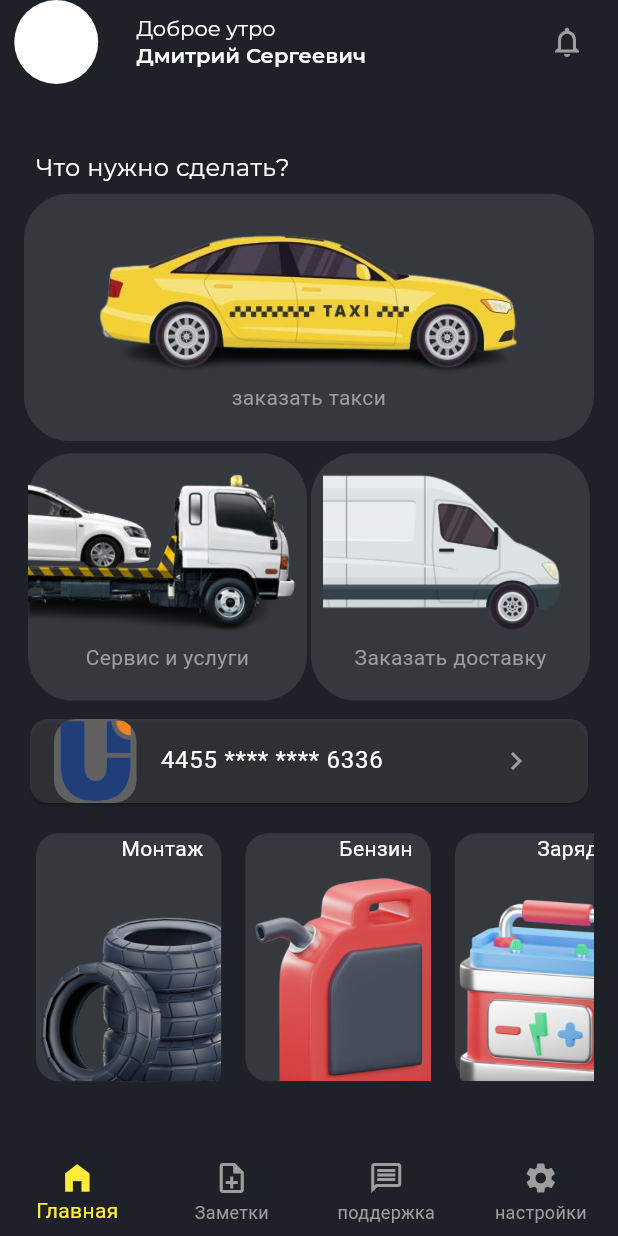
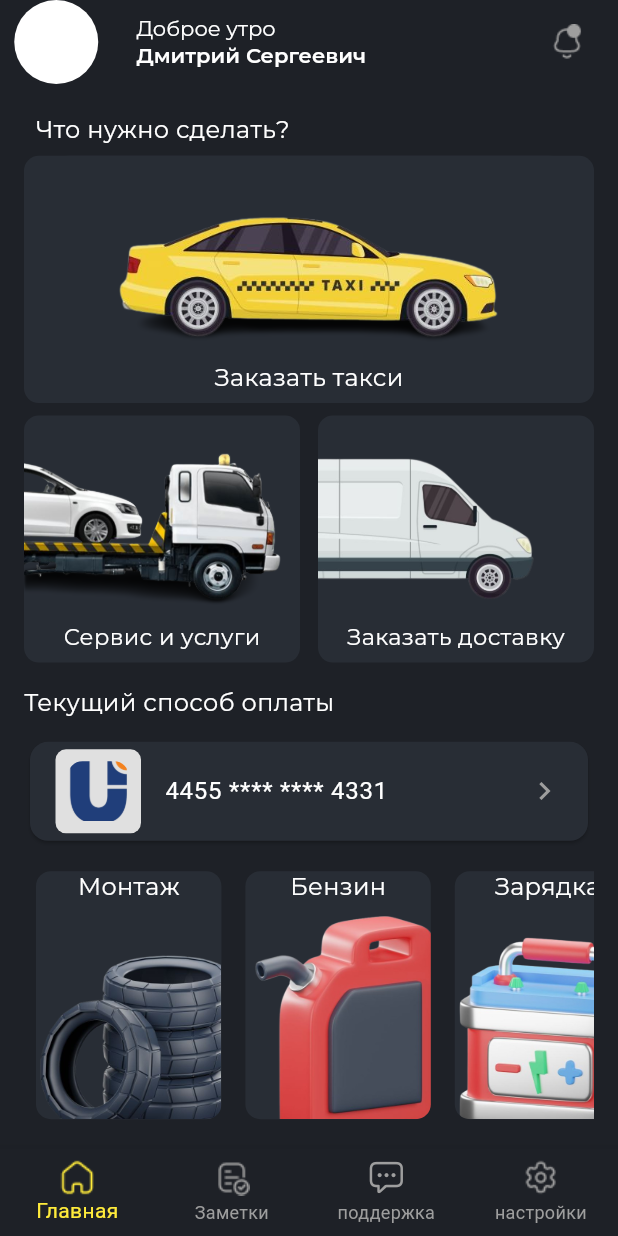
Before and after one commit to Vakhiddev/taxiapp, a Flutter app: the MainScreen screen opened directly, on a phone screen of 412 x 824 dp. Run offline on Flutter 3.47's test engine with Material 3 defaults, Android fonts, the phone set to English and light mode, and no system bars; our stand-ins replace flutter_svg, google_fonts, package_info_plus; project files that could hold a hidden picture were left out.

Commit message:
fix colors, borderRadius, icons, and Text

```diff
--- a/lib/custom_widgets/bottom_nav_bar.dart
+++ b/lib/custom_widgets/bottom_nav_bar.dart
@@ -1,4 +1,6 @@
+import 'package:flutter/cupertino.dart';
 import 'package:flutter/material.dart';
+import 'package:flutter_svg/flutter_svg.dart';
 
 BottomNavigationBar bottomNavigationBar({
   required int currentIndex,
@@ -6,18 +8,39 @@ BottomNavigationBar bottomNavigationBar({
 }) {
   return BottomNavigationBar(
     type: BottomNavigationBarType.fixed,
-    backgroundColor: Color(0xff1E2127),
+    backgroundColor: const Color(0xff1E2127),
     onTap: onTap,
     currentIndex: currentIndex,
     selectedItemColor: Colors.yellow,
     unselectedItemColor: Colors.grey,
-    items: const [
-      BottomNavigationBarItem(icon: Icon(Icons.home_filled), label: "Главная"),
+    items: [
       BottomNavigationBarItem(
-          icon: Icon(Icons.note_add_outlined), label: "Заметки"),
+        icon: ImageIcon(
+          const AssetImage("assets/icons/home_icon.png"),
+          color: (currentIndex == 0) ? Colors.yellow : Colors.grey,
+        ),
+        label: "Главная",
+      ),
       BottomNavigationBarItem(
-          icon: Icon(Icons.message_outlined), label: "поддержка"),
-      BottomNavigationBarItem(icon: Icon(Icons.settings), label: "настройки"),
+        icon: ImageIcon(
+          const AssetImage("assets/icons/Plagiarism Checker.png"),
+          color: (currentIndex == 1) ? Colors.yellow : Colors.grey,
+        ),
+        label: "Заметки",
+      ),
+      const BottomNavigationBarItem(
+        icon: Icon(
+          CupertinoIcons.ellipses_bubble,
+        ),
+        label: "поддержка",
+      ),
+      BottomNavigationBarItem(
+        icon: ImageIcon(
+          const AssetImage("assets/icons/Setting.png"),
+          color: (currentIndex == 3) ? Colors.yellow : Colors.grey,
+        ),
+        label: "настройки",
+      ),
     ],
   );
 }
--- a/lib/custom_widgets/credit_card.dart
+++ b/lib/custom_widgets/credit_card.dart
@@ -1,22 +1,42 @@
-
 import 'package:flutter/material.dart';
 
 Widget customCard({required String image, required String cardNumber, VoidCallback? onPressed}){
   return Card(
-    color: Colors.white10,
+    color: const Color.fromRGBO(40, 45, 53, 1), // Changed background color
     child: ListTile(
-      leading: Container(
-        width: 55,
-        decoration: BoxDecoration(
-            color: Colors.grey.shade700,
-            borderRadius: BorderRadius.circular(15),
-            image: DecorationImage(
-                image: AssetImage(image)
-            )
+      contentPadding: const EdgeInsets.all(5), // Added padding to ListTile
+      leading: Padding(
+        padding: const EdgeInsets.only(left: 12.0),
+        child: Container(
+          width: 57,
+          height: 60,
+          decoration: BoxDecoration(
+            color: Colors.grey.shade300,
+            borderRadius: BorderRadius.circular(7),
+          ),
+          padding: const EdgeInsets.all(8), // Added padding to the container
+          child: ClipRRect(
+            borderRadius: BorderRadius.circular(10), // Adjusted to keep 5px distance from the container border
+            child: Image.asset(
+              image,
+              fit: BoxFit.cover, // Adjust the fit as per your requirement
+            ),
+          ),
         ),
       ),
-      title:  Text(cardNumber, style: const TextStyle(color: Colors.white)),
-      trailing: IconButton(onPressed: onPressed, icon: const Icon(Icons.chevron_right, color: Colors.grey,)),
+      title:  Text(
+        cardNumber,
+        style: const TextStyle(
+          color: Colors.white, // Changed text color to white for visibility
+        ),
+      ),
+      trailing: IconButton(
+        onPressed: onPressed,
+        icon: const Icon(
+          Icons.chevron_right,
+          color: Colors.grey, // Kept icon color as grey
+        ),
+      ),
     ),
   );
 }
--- a/lib/custom_widgets/custom_container.dart
+++ b/lib/custom_widgets/custom_container.dart
@@ -1,4 +1,6 @@
 import 'package:flutter/material.dart';
+import 'package:flutter/widgets.dart';
+import 'package:taxiapp/custom_widgets/text_container.dart';
 
 Widget customContainer({
   required double height,
@@ -9,7 +11,7 @@ Widget customContainer({
 }) {
   return Material(
     borderRadius: BorderRadius.circular(30),
-    color: Colors.transparent,
+    color: const Color.fromRGBO(40, 45, 53, 1),
     child: InkWell(
       borderRadius: BorderRadius.circular(30),
       onTap: onTap,
@@ -18,24 +20,24 @@ Widget customContainer({
         height: height,
         width: width,
         decoration: BoxDecoration(
-          color: Colors.white10,
-          borderRadius: BorderRadius.circular(30),
+          color: const Color.fromRGBO(40, 45, 53, 1),
+          borderRadius: BorderRadius.circular(10),
         ),
         child: Column(
+          crossAxisAlignment: CrossAxisAlignment.center,
           children: [
-            const SizedBox(height: 10),
+            SizedBox(height: height * 0.15 ),
             Expanded(
               flex: 3,
               child: Image.asset(image, fit: BoxFit.contain),
             ),
             Expanded(
-              child: Padding(
-                padding: const EdgeInsets.symmetric(horizontal: 8.0),
-                child: Text(
-                  label,
-                  textAlign: TextAlign.center,
-                  style: const TextStyle(color: Colors.grey),
-                ),
+              flex: 1,
+              child: Row(
+                mainAxisAlignment: MainAxisAlignment.center,
+                children: [
+                  TextContainer(label),
+                ],
               ),
             ),
           ],
@@ -44,3 +46,52 @@ Widget customContainer({
     ),
   );
 }
+Widget customContainer2({
+  required double height,
+  required double width,
+  required String image,
+  required String label,
+  VoidCallback? onTap,
+}) {
+  return Material(
+    borderRadius: BorderRadius.circular(10),
+    color: Colors.transparent,
+    child: InkWell(
+      borderRadius: BorderRadius.circular(10),
+      onTap: onTap,
+      splashColor: Colors.white.withOpacity(0.3),
+      child: Container(
+        height: height,
+        width: width,
+        decoration: BoxDecoration(
+          color: const Color.fromRGBO(40, 45, 53, 1),
+          borderRadius: BorderRadius.circular(10),
+        ),
+        child: Column(
+          crossAxisAlignment: CrossAxisAlignment.start,
+          children: [
+            SizedBox(height: height * 0.15 ),
+            Expanded(
+              flex: 3,
+              child: Image.asset(image, fit: BoxFit.contain),
+            ),
+            Expanded(
+              flex: 1,
+              child: Row(
+                mainAxisAlignment: MainAxisAlignment.center,
+                children: [
+                  TextContainer(label, fontSize: 15,),
+                  // Text(
+                  //   label,
+                  //   textAlign: TextAlign.center,
+                  //   style: const TextStyle(color: Colors.white, fontWeight: FontWeight.w700),
+                  // ),
+                ],
+              ),
+            ),
+          ],
+        ),
+      ),
+    ),
+  );
+}
--- a/lib/custom_widgets/custom_drawer.dart
+++ b/lib/custom_widgets/custom_drawer.dart
@@ -1,3 +1,4 @@
+import 'package:flutter/cupertino.dart';
 import 'package:flutter/material.dart';
 import 'package:package_info_plus/package_info_plus.dart';
 import 'package:taxiapp/custom_widgets/text_container.dart';
@@ -41,8 +42,8 @@ Drawer drawer({required PackageInfo packageInfo}) {
             ),
           ),
           ListTile(
-            leading: const Icon(Icons.location_on),
-            title: TextContainer(
+            leading:  ImageIcon(AssetImage("assets/icons/Location.png"), color: Colors.grey.shade700,),
+            title: const TextContainer(
               'Мои адреса',
               fontWeight: FontWeight.w400,
             ),
@@ -51,7 +52,7 @@ Drawer drawer({required PackageInfo packageInfo}) {
             },
           ),
           ListTile(
-            leading: const Icon(Icons.history),
+            leading:  ImageIcon(AssetImage("assets/icons/Plagiarism Checker.png"), color: Colors.grey.shade700,),
             title: const TextContainer(
               'История заказов',
               fontWeight: FontWeight.w400,
@@ -61,7 +62,7 @@ Drawer drawer({required PackageInfo packageInfo}) {
             },
           ),
           ListTile(
-            leading: const Icon(Icons.payment),
+            leading:  ImageIcon(AssetImage("assets/icons/Wallet.png"), color: Colors.grey.shade700,),
             title: const TextContainer(
               'Варианты оплаты',
               fontWeight: FontWeight.w400,
@@ -71,7 +72,7 @@ Drawer drawer({required PackageInfo packageInfo}) {
             },
           ),
           ListTile(
-            leading: const Icon(Icons.settings),
+            leading:  ImageIcon(AssetImage("assets/icons/Setting.png"), color: Colors.grey.shade700,),
             title: const TextContainer(
               'Настройки',
               fontWeight: FontWeight.w400,
@@ -81,7 +82,7 @@ Drawer drawer({required PackageInfo packageInfo}) {
             },
           ),
           ListTile(
-            leading: const Icon(Icons.chat),
+            leading: Icon(CupertinoIcons.ellipses_bubble, color: Colors.grey.shade700,),
             title: const TextContainer(
               'Служба поддержки',
               fontWeight: FontWeight.w400,
--- a/lib/custom_widgets/service_buttons.dart
+++ b/lib/custom_widgets/service_buttons.dart
@@ -1,4 +1,5 @@
 import 'package:flutter/material.dart';
+import 'package:taxiapp/custom_widgets/text_container.dart';
 
 Widget serviceButtons({
   required double height,
@@ -20,21 +21,29 @@ Widget serviceButtons({
           height: height,
           width: width,
           decoration: BoxDecoration(
-            borderRadius: BorderRadius.circular(15),
-            color: Colors.white10,
+            borderRadius: BorderRadius.circular(10),
+            color: const Color.fromRGBO(40, 45, 53, 1),
           ),
           child: Column(
             crossAxisAlignment: CrossAxisAlignment.end,
             children: [
-              Padding(
-                padding: const EdgeInsets.symmetric(horizontal: 12.0),
-                child: Text(
-                  info,
-                  style: const TextStyle(color: Colors.white),
+              Row(
+                mainAxisAlignment: MainAxisAlignment.center,
+                children: [
+                  Padding(
+                    padding: const EdgeInsets.symmetric(horizontal: 12.0),
+                    child: TextContainer(info)
+                  ),
+                ],
+              ),
+              const Spacer(),
+              ClipRRect(
+                borderRadius: BorderRadius.circular(10),
+                child: Image.asset(
+                  image,
+                  fit: BoxFit.cover, // Adjust the fit as per your requirement
                 ),
               ),
-              const Spacer(),
-              Image.asset(image),
             ],
           ),
         ),
--- a/lib/main.dart
+++ b/lib/main.dart
@@ -9,7 +9,6 @@ void main() {
 class MyApp extends StatelessWidget {
   const MyApp({super.key});
 
-  // This widget is the root of your application.
   @override
   Widget build(BuildContext context) {
     return MaterialApp(
--- a/lib/screens copy/home.dart
+++ b/lib/screens copy/home.dart
@@ -32,35 +32,38 @@ class _HomeState extends State<Home> {
                   fontWeight: FontWeight.w400,
                 ),
               ),
+
               customContainer(
                   height: height * 0.2,
                   width: width,
                   image: "assets/images/taxi.png",
-                  label: "заказать такси",
+                  label: "Заказать такси",
                   onTap: () {}),
               SizedBox(height: height * 0.01),
               Row(
-                mainAxisAlignment: MainAxisAlignment.spaceEvenly,
+                mainAxisAlignment: MainAxisAlignment.spaceBetween,
                 children: [
-                  customContainer(
+                  customContainer2(
                       height: height * 0.2,
-                      width: width / 2 - 20,
+                      width: width / 2 - 22,
                       image: "assets/images/truck.png",
                       label: 'Сервис и услуги',
                       onTap: () {}),
-                  customContainer(
+                  customContainer2(
                       height: height * 0.2,
-                      width: width / 2 - 20,
+                      width: width / 2 - 22,
                       image: "assets/images/ford.png",
                       label: 'Заказать доставку',
                       onTap: () {}),
                 ],
               ),
-              SizedBox(height: height * 0.01),
+              SizedBox(height: height * 0.02),
+              TextContainer("Текущий способ оплаты"),
+              SizedBox(height: height * 0.015),
               customCard(
                   onPressed: () {},
                   image: "assets/images/uz_card.png",
-                  cardNumber: "4455 **** **** 6336"),
+                  cardNumber: "4455 **** **** 4331"),
               SizedBox(height: height * 0.01),
               SizedBox(
                 height: height * 0.22,
--- a/lib/screens copy/main_screen.dart
+++ b/lib/screens copy/main_screen.dart
@@ -81,8 +81,8 @@ class _MainScreenState extends State<MainScreen> {
         actions: [
           IconButton(
             onPressed: () {},
-            icon: const Icon(
-              Icons.notifications_none,
+            icon: const ImageIcon(
+              AssetImage("assets/icons/Notification.png"),
               color: Colors.grey,
             ),
           ),
--- a/pubspec.yaml
+++ b/pubspec.yaml
@@ -19,7 +19,7 @@ publish_to: 'none' # Remove this line if you wish to publish to pub.dev
 version: 1.0.0+1
 
 environment:
-  sdk: '>=3.3.4 <4.0.0'
+  sdk: '>=3.3.3 <4.0.0'
 
 # Dependencies specify other packages that your package needs in order to work.
 # To automatically upgrade your package dependencies to the latest versions
@@ -38,6 +38,7 @@ dependencies:
   flutter_native_splash: ^2.4.0
   google_fonts: ^6.2.1
   package_info_plus: ^8.0.0
+  flutter_svg: ^2.0.10+1
 
 dev_dependencies:
   flutter_test:
@@ -65,6 +66,7 @@ flutter:
   assets:
     - assets/
     - assets/images/
+    - assets/icons/
 
   # An image asset can refer to one or more resolution-specific "variants", see
   # https://flutter.dev/assets-and-images/#resolution-aware
```
Also changed, not shown: assets/icons/Location.png (added), assets/icons/Notification.jpg (added), assets/icons/Notification.png (added), assets/icons/Plagiarism Checker.png (added), assets/icons/Setting.png (added), assets/icons/Wallet.png (added), assets/icons/home_icon.png (added), assets/icons/note_icon.svg (added), pubspec.lock.
